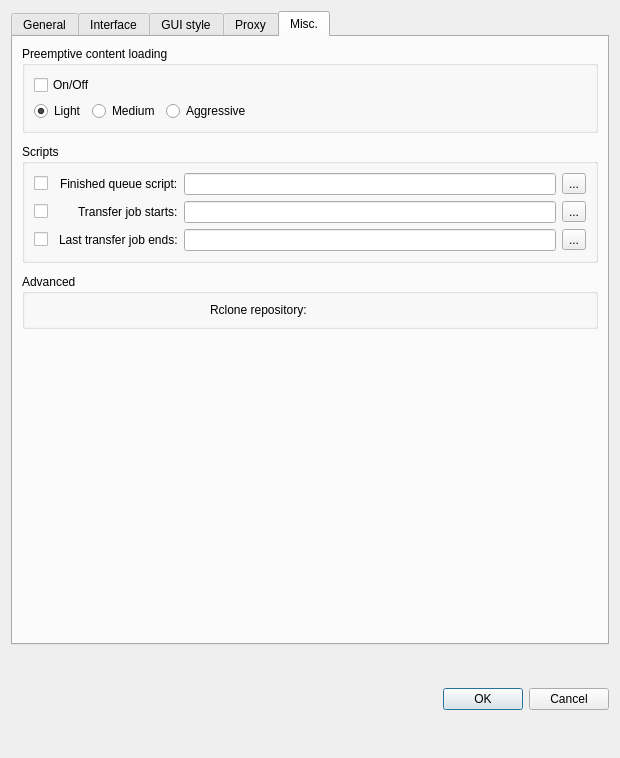
Above: src/preferences_dialog.ui from totza2010/RcloneBrowser before the change. Below: the same form after it.
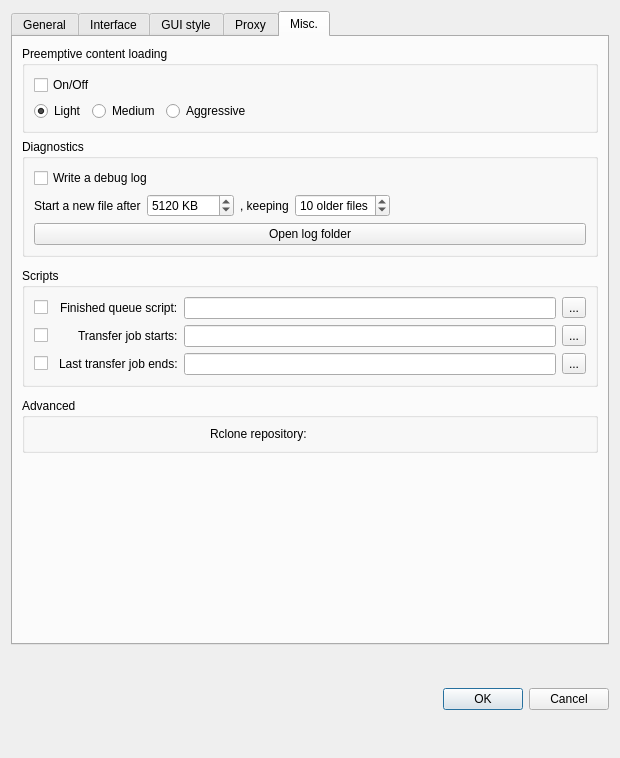
That is the form after the change. The open tabs and pages were chosen to show the change.

Commit message: feat: turn the debug log on from Preferences, and give each subject a folder

Diff of the .ui file:
```diff
--- a/src/preferences_dialog.ui
+++ b/src/preferences_dialog.ui
@@ -1301,6 +1301,104 @@
          </layout>
         </widget>
        </item>
+       <item>
+        <widget class="QGroupBox" name="groupBox_debugLog">
+         <property name="title">
+          <string>Diagnostics</string>
+         </property>
+         <layout class="QVBoxLayout" name="verticalLayout_debugLog">
+          <item>
+           <widget class="QCheckBox" name="cb_debugLog">
+            <property name="toolTip">
+             <string>&lt;html&gt;&lt;head/&gt;&lt;body&gt;&lt;p&gt;Write a log of what the application itself is doing, split by subsystem: queue.txt, scheduler.txt, jobs.txt, database.txt, app.txt, plus rclone-browser.txt with everything in one order.&lt;/p&gt;&lt;p&gt;Passwords and tokens are removed. Paths and remote names are not.&lt;/p&gt;&lt;/body&gt;&lt;/html&gt;</string>
+            </property>
+            <property name="text">
+             <string>Write a debug log</string>
+            </property>
+           </widget>
+          </item>
+          <item>
+           <layout class="QHBoxLayout" name="horizontalLayout_debugLog">
+            <item>
+             <widget class="QLabel" name="label_logMaxFileKb">
+              <property name="text">
+               <string>Start a new file after</string>
+              </property>
+             </widget>
+            </item>
+            <item>
+             <widget class="QSpinBox" name="logMaxFileKb">
+              <property name="toolTip">
+               <string>&lt;html&gt;&lt;head/&gt;&lt;body&gt;&lt;p&gt;How large one log file may grow before it is rotated. 1024 KB is one megabyte; the default of 5120 KB is five.&lt;/p&gt;&lt;p&gt;Small values are allowed on purpose, so that rotation can be watched happening rather than waited out.&lt;/p&gt;&lt;/body&gt;&lt;/html&gt;</string>
+              </property>
+              <property name="suffix">
+               <string> KB</string>
+              </property>
+              <property name="minimum">
+               <number>16</number>
+              </property>
+              <property name="maximum">
+               <number>1048576</number>
+              </property>
+              <property name="singleStep">
+               <number>256</number>
+              </property>
+              <property name="value">
+               <number>5120</number>
+              </property>
+             </widget>
+            </item>
+            <item>
+             <widget class="QLabel" name="label_logKeepFiles">
+              <property name="text">
+               <string>, keeping</string>
+              </property>
+             </widget>
+            </item>
+            <item>
+             <widget class="QSpinBox" name="logKeepFiles">
+              <property name="toolTip">
+               <string>&lt;html&gt;&lt;head/&gt;&lt;body&gt;&lt;p&gt;How many older files to keep for each subsystem. Zero keeps only the one being written.&lt;/p&gt;&lt;/body&gt;&lt;/html&gt;</string>
+              </property>
+              <property name="suffix">
+               <string> older files</string>
+              </property>
+              <property name="minimum">
+               <number>0</number>
+              </property>
+              <property name="maximum">
+               <number>99</number>
+              </property>
+              <property name="value">
+               <number>10</number>
+              </property>
+             </widget>
+            </item>
+            <item>
+             <spacer name="horizontalSpacer_debugLog">
+              <property name="orientation">
+               <enum>Qt::Horizontal</enum>
+              </property>
+              <property name="sizeHint" stdset="0">
+               <size>
+                <width>40</width>
+                <height>20</height>
+               </size>
+              </property>
+             </spacer>
+            </item>
+           </layout>
+          </item>
+          <item>
+           <widget class="QPushButton" name="openLogFolder">
+            <property name="text">
+             <string>Open log folder</string>
+            </property>
+           </widget>
+          </item>
+         </layout>
+        </widget>
+       </item>
        <item>
         <spacer name="verticalSpacer_14">
          <property name="orientation">
```
The commit also changes 12 other files.
